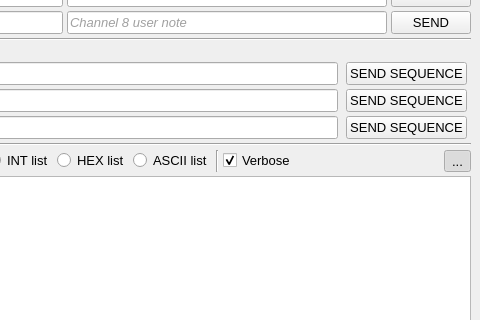
Above: src/gui/ui/gui.ui from damogranlabs/serial-tool before the change; both pictures show x 286 to 766 and y 253 to 573 of the 766 by 737 pixel window. Below: the same form after it.
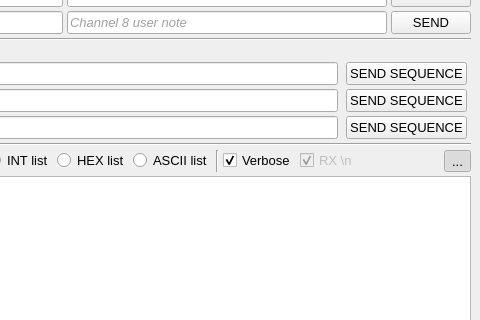
That is the form after the change. Icons and pictures are not drawn.

Patch:
```diff
--- a/src/gui/ui/gui.ui
+++ b/src/gui/ui/gui.ui
@@ -1621,6 +1621,22 @@
         </property>
        </widget>
       </item>
+      <item>
+       <widget class="QCheckBox" name="CB_rxNewLine">
+        <property name="enabled">
+         <bool>false</bool>
+        </property>
+        <property name="toolTip">
+         <string>&lt;html&gt;&lt;head/&gt;&lt;body&gt;&lt;p&gt;If checked, each received data is placed new line. Only applicable if verbose is set to False.&lt;/p&gt;&lt;/body&gt;&lt;/html&gt;</string>
+        </property>
+        <property name="text">
+         <string>RX \n</string>
+        </property>
+        <property name="checked">
+         <bool>true</bool>
+        </property>
+       </widget>
+      </item>
       <item>
        <spacer name="horizontalSpacer">
         <property name="orientation">
```
